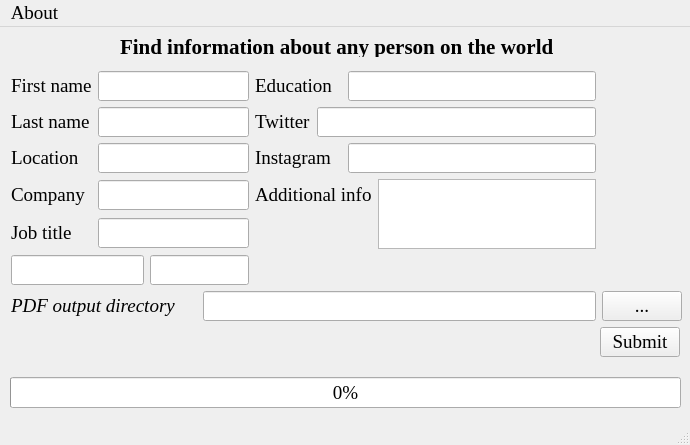
Old version of the form app/design/ui/main.ui in the repository andrei-polukhin/social-media-profiler.
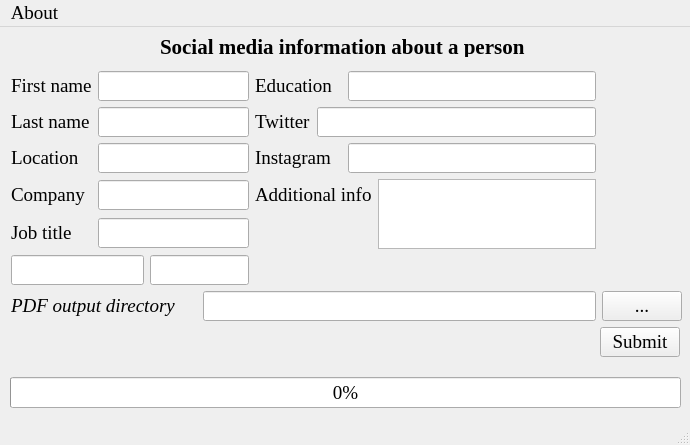
New version of the form.

```diff
--- a/app/design/ui/main.ui
+++ b/app/design/ui/main.ui
@@ -23,7 +23,7 @@
    <widget class="QLabel" name="title">
     <property name="geometry">
      <rect>
-      <x>120</x>
+      <x>160</x>
       <y>10</y>
       <width>441</width>
       <height>20</height>
@@ -37,7 +37,7 @@
      </font>
     </property>
     <property name="text">
-     <string>Find information about any person on the world</string>
+     <string>Social media information about a person</string>
     </property>
    </widget>
    <widget class="QProgressBar" name="app_progress_bar">
```
